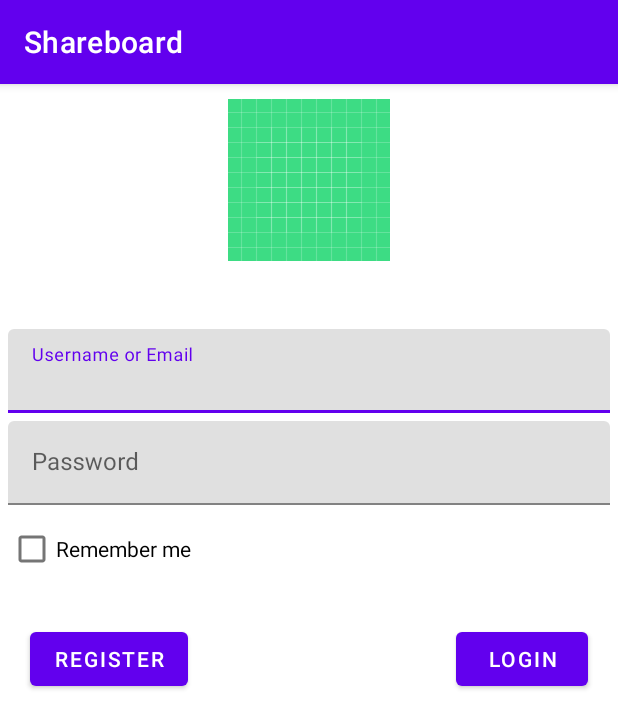
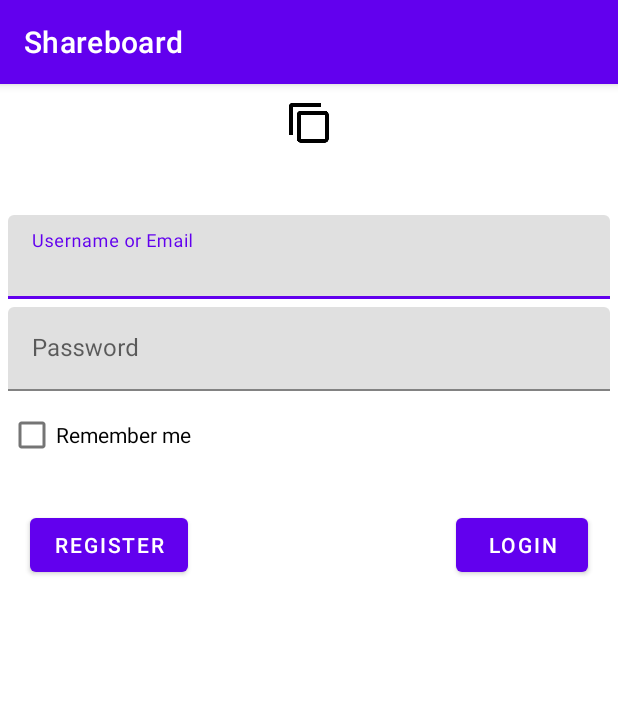
Before and after one commit to TheM3ercy/Shareboard, an Android app: the screen it shows after launch (LoginActivity), on a phone screen of 412 x 824 dp. Shown: the top 728 px of the screen. Run offline under Robolectric (Android 15) with nearby library versions, the phone set to English and light mode, and no system bars; libraries missing offline, so code that uses them is left out: it.xabaras.android.

Commit message:
icon added

```diff
--- a/Android/app/src/main/res/layout/activity_login.xml
+++ b/Android/app/src/main/res/layout/activity_login.xml
@@ -10,7 +10,7 @@
         android:layout_width="match_parent"
         android:layout_height="wrap_content"
         android:layout_margin="10dp"
-        app:srcCompat="@drawable/ic_launcher_background" />
+        app:srcCompat="@drawable/icon_shareboard" />
 
     <TextView
         android:id="@+id/loginViewErrMsg"
--- a/Android/app/src/main/res/layout/activity_register.xml
+++ b/Android/app/src/main/res/layout/activity_register.xml
@@ -12,7 +12,7 @@
         android:layout_width="match_parent"
         android:layout_height="wrap_content"
         android:layout_margin="10dp"
-        app:srcCompat="@drawable/ic_launcher_background" />
+        app:srcCompat="@drawable/icon_shareboard" />
 
     <TextView
         android:id="@+id/regViewErrMsg"
```
Also changed, not shown: Android/app/src/main/res/drawable-xxhdpi/icon_shareboard.png (added).
